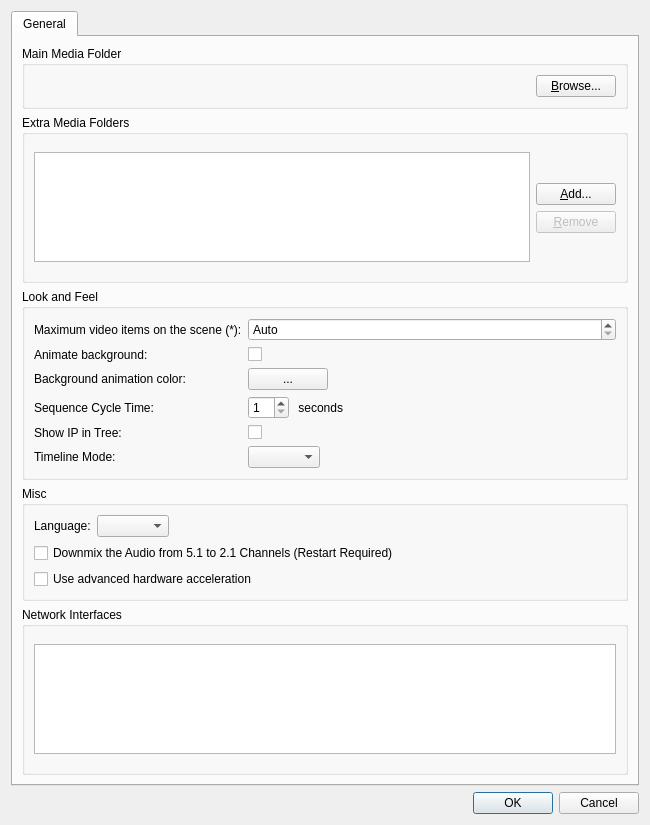
First picture: the form in client/src/ui/dialogs/preferences_dialog.ui, repository networkoptix/nx_open, before the edit.
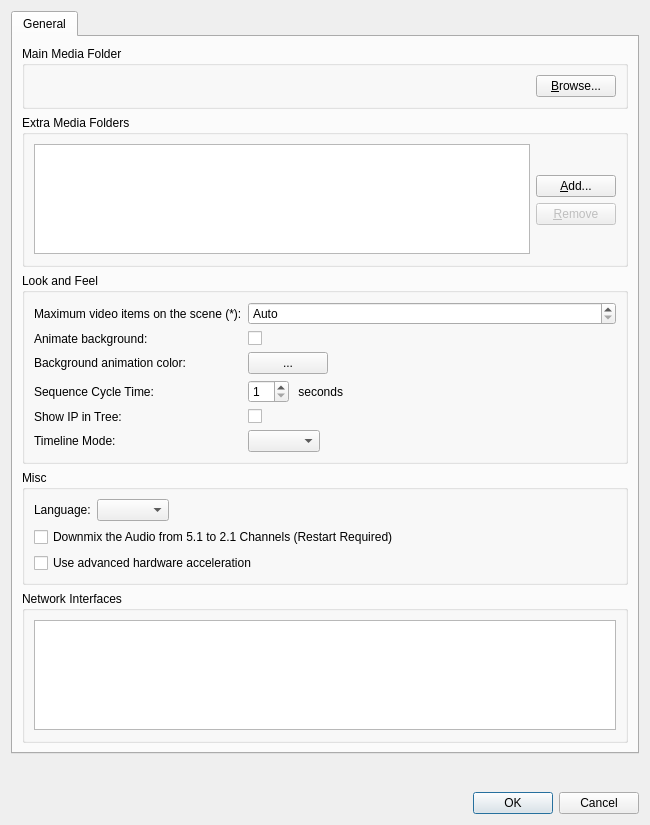
Second picture: the form after the edit. Custom widgets are drawn as their Qt base class.

```diff
--- a/client/src/ui/dialogs/preferences_dialog.ui
+++ b/client/src/ui/dialogs/preferences_dialog.ui
@@ -416,6 +416,13 @@
      </widget>
     </widget>
    </item>
+   <item>
+    <widget class="QLabel" name="readOnlyWarningLabel">
+     <property name="text">
+      <string/>
+     </property>
+    </widget>
+   </item>
    <item>
     <widget class="QDialogButtonBox" name="buttonBox">
      <property name="orientation">
```
